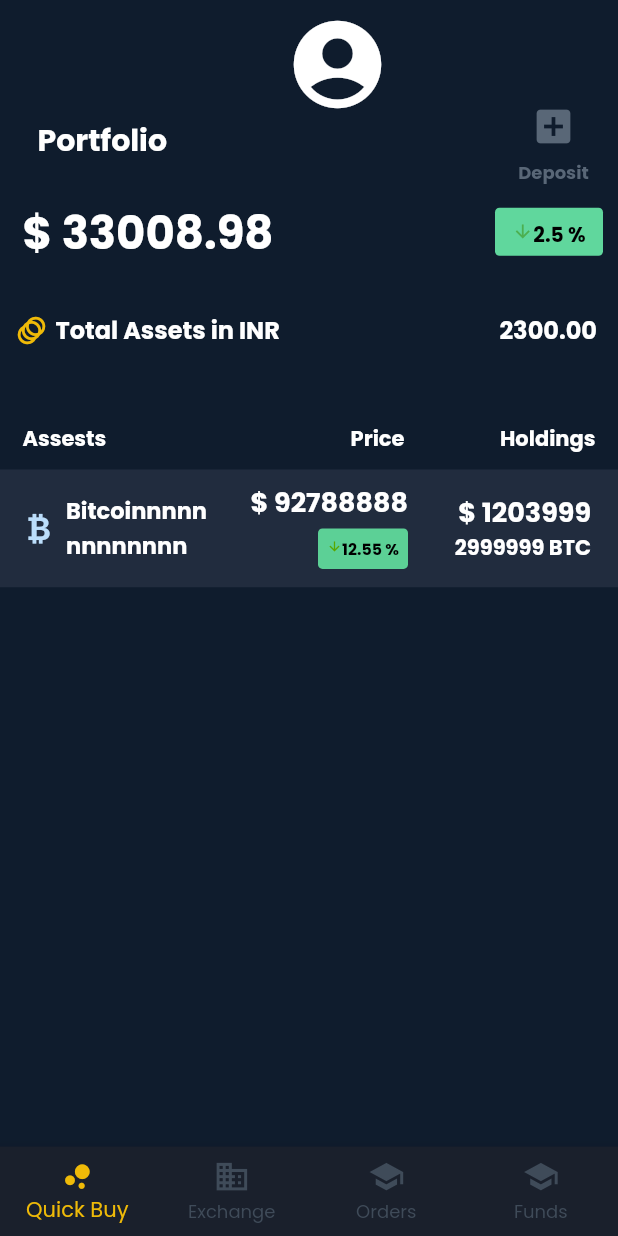
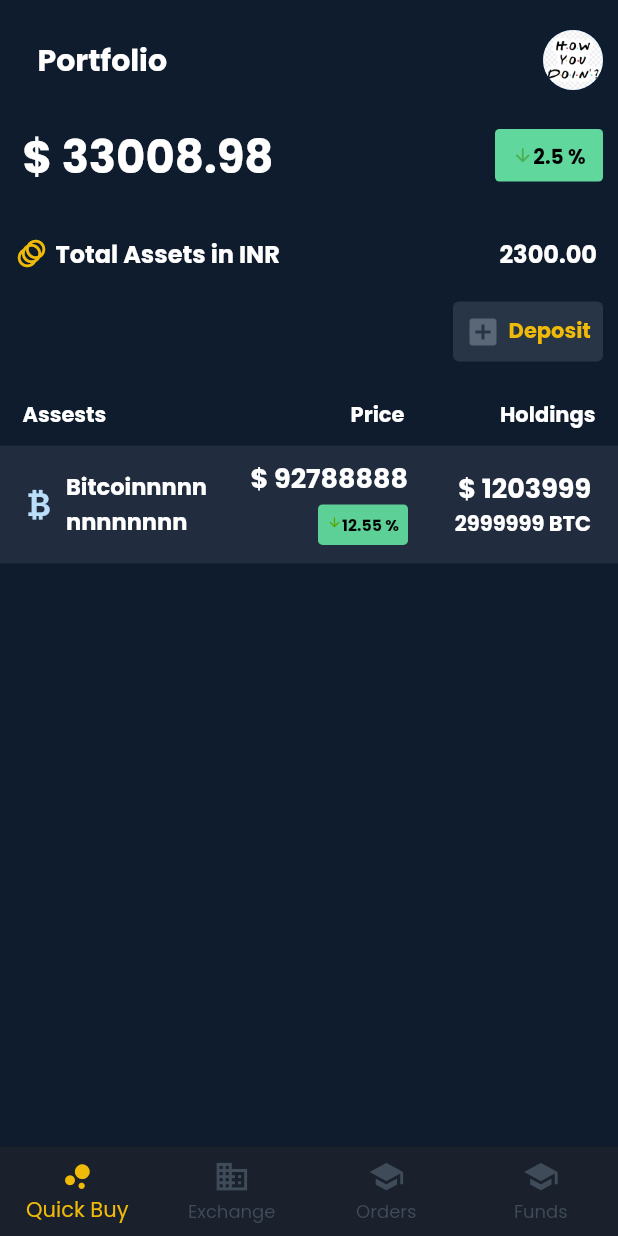
Before and after one commit to Sahil-kachhap/MockTradeX, a Flutter app: the screen it shows once a user with an empty profile is signed in, swiped to page 4, on a phone screen of 412 x 824 dp. Run offline on Flutter 3.47's test engine with Material 2 defaults, Android fonts, the light colour scheme and no system bars; our stand-ins replace bloc, cached_network_image, cloud_firestore, equatable, firebase_auth, firebase_core and 7 more; missing offline and left inert: full_screen_menu; accounts and stored records are empty; network calls fail.

Commit message:
funds ui modifictations

```diff
--- a/lib/Data/Repositories/graph_data.dart
+++ b/lib/Data/Repositories/graph_data.dart
@@ -16,6 +16,7 @@ class _GraphDataState extends State<GraphData> with AutomaticKeepAliveClientMixi
   late WebViewController controller;
  // InAppWebViewController? _webViewController;
   //CookieManager _cookieManager = CookieManager.instance();
+
   late String graphURL="""
    <html>
    <head>
--- a/lib/Presentation/Screens/Funds.dart
+++ b/lib/Presentation/Screens/Funds.dart
@@ -21,12 +21,6 @@ class _FundsState extends State<Funds> {
         backgroundColor: kbackgroundColor,
         body: Column(
           children: [
-            Center(
-              child: IconButton(onPressed:()  {
-
-                Navigator.push(context, MaterialPageRoute(builder: (context) => Profile()));
-              }, icon: const Icon(Icons.account_circle_rounded,size: 70,color: Colors.white,),),
-            ),
             SizedBox(
               height: 10,
             ),
@@ -34,7 +28,9 @@ class _FundsState extends State<Funds> {
               mainAxisAlignment: MainAxisAlignment.spaceBetween,
               children: [
                 Container(
-                  padding: const EdgeInsets.only(left: 25, top: 5),
+                  padding: const EdgeInsets.only(
+                    left: 25,
+                  ),
                   child: Text(
                     'Portfolio',
                     style: kTickerTextStyle.copyWith(
@@ -42,36 +38,23 @@ class _FundsState extends State<Funds> {
                     ),
                   ),
                 ),
-                Container(
-                  padding: const EdgeInsets.only(right: 19),
-                  child: Column(
-                    children: [
-                      IconButton(
-                        onPressed: () {
-                          Navigator.push(
-                              context,
-                              MaterialPageRoute(
-                                  builder: (context) => Deposit_Screen()));
-                        },
-                        icon: Icon(
-                          Icons.add_box,
-                          color: Color(0xFF596777),
-                        ),
-                        padding: EdgeInsets.only(top: 5),
-                        iconSize: 30,
-                      ),
-                      Text(
-                        'Deposit',
-                        style: kTickerTextStyle.copyWith(
-                            fontSize: 12, color: Color(0xFF596777)),
-                      ),
-                    ],
+                GestureDetector(
+                  onTap: () {
+                    Navigator.push(context,
+                        MaterialPageRoute(builder: (context) => Profile()));
+                  },
+                  child: Padding(
+                    padding: const EdgeInsets.all(10.0),
+                    child: CircleAvatar(
+                      radius: 20,
+                      backgroundImage: ExactAssetImage('assets/friends.png'),
+                    ),
                   ),
                 ),
               ],
             ),
             SizedBox(
-              height: 7,
+              height: 10,
             ),
             Container(
               padding: EdgeInsets.only(right: 10),
@@ -89,7 +72,7 @@ class _FundsState extends State<Funds> {
                   ),
                   Container(
                     width: 72.0,
-                    height: 32,
+                    height: 35,
                     decoration: BoxDecoration(
                       color: Color(0xFF60D79D),
                       borderRadius: BorderRadius.all(Radius.circular(3)),
@@ -150,9 +133,51 @@ class _FundsState extends State<Funds> {
                 ),
               ],
             ),
-
             SizedBox(
-              height: 50,
+              height: 20,
+            ),
+            Row(
+              mainAxisAlignment: MainAxisAlignment.end,
+              children: [
+                Padding(
+                  padding: const EdgeInsets.symmetric(horizontal: 10.0),
+                  child: Container(
+                    height: 40,
+                    width: 100,
+                    decoration: const BoxDecoration(
+                      color: Color(0xFF283547),
+                      borderRadius: BorderRadius.all(Radius.circular(4)),
+                    ),
+                    child: GestureDetector(
+                      onTap: () {
+                        Navigator.push(
+                            context,
+                            MaterialPageRoute(
+                                builder: (context) => Deposit_Screen()));
+                      },
+                      child: Row(
+                        mainAxisAlignment: MainAxisAlignment.center,
+                        crossAxisAlignment: CrossAxisAlignment.center,
+                        children: [
+                          Icon(
+                            Icons.add_box,
+                            color: Color(0xFF596777),
+                          ),
+                          SizedBox(width: 5,),
+                          Text(
+                            'Deposit',
+                            style: kTickerTextStyle.copyWith(
+                                fontSize: 14, color:  Color(0xffefba08)),
+                          ),
+                        ],
+                      ),
+                    ),
+                  ),
+                ),
+              ],
+            ),
+            SizedBox(
+              height: 25,
             ),
             //  color: Color(0xff191D28),
             Container(
@@ -246,7 +271,8 @@ class _FundsState extends State<Funds> {
                                 maxLines: 1,
                               ),
                               Padding(
-                                padding: const EdgeInsets.symmetric(vertical: 4.0),
+                                padding:
+                                    const EdgeInsets.symmetric(vertical: 4.0),
                                 child: Container(
                                   decoration: const BoxDecoration(
                                     color: Color(0xFF5CD096),
@@ -256,15 +282,14 @@ class _FundsState extends State<Funds> {
                                   ),
                                   width: 60.0,
                                   height: 27,
-
                                   child: Center(
                                     child: Row(
-                                      mainAxisAlignment: MainAxisAlignment.center,
-                                      crossAxisAlignment: CrossAxisAlignment.baseline,
+                                      mainAxisAlignment:
+                                          MainAxisAlignment.center,
+                                      crossAxisAlignment:
+                                          CrossAxisAlignment.baseline,
                                       textBaseline: TextBaseline.ideographic,
-                                      verticalDirection: VerticalDirection.down ,
-
-
+                                      verticalDirection: VerticalDirection.down,
                                       children: [
                                         Icon(
                                           Icons.arrow_downward_outlined,
@@ -292,14 +317,16 @@ class _FundsState extends State<Funds> {
                         Expanded(
                           flex: 6,
                           child: Padding(
-                            padding: const EdgeInsets.symmetric(horizontal: 10.0),
+                            padding:
+                                const EdgeInsets.symmetric(horizontal: 10.0),
                             child: Column(
                               crossAxisAlignment: CrossAxisAlignment.end,
                               mainAxisAlignment: MainAxisAlignment.center,
                               children: [
                                 Text(
                                   '\$ 1203999',
-                                  style: kTickerTextStyle.copyWith(fontSize: 18),
+                                  style:
+                                      kTickerTextStyle.copyWith(fontSize: 18),
                                 ),
                                 Text(
                                   '2999999 BTC',
--- a/lib/Presentation/Screens/sign_in.dart
+++ b/lib/Presentation/Screens/sign_in.dart
@@ -146,7 +146,7 @@ class _SignInState extends State<SignIn> {
                                 shape: MaterialStateProperty.all<
                                         RoundedRectangleBorder>(
                                     RoundedRectangleBorder(
-                                  borderRadius: BorderRadius.circular(18.0),
+                                  borderRadius: BorderRadius.circular(100.0),
                                 ))),
                             onPressed: () {
                               BlocProvider.of<AuthBloc>(context)
@@ -176,7 +176,7 @@ class _SignInState extends State<SignIn> {
                                 shape: MaterialStateProperty.all<
                                         RoundedRectangleBorder>(
                                     RoundedRectangleBorder(
-                                  borderRadius: BorderRadius.circular(18.0),
+                                  borderRadius: BorderRadius.circular(100.0),
                                 ))),
                             onPressed: () {
                               BlocProvider.of<AuthBloc>(context)
--- a/lib/Presentation/Widgets/crypto_tile.dart
+++ b/lib/Presentation/Widgets/crypto_tile.dart
@@ -76,7 +76,7 @@ class CryptoTile extends StatelessWidget {
                   mainAxisAlignment: MainAxisAlignment.start,
                   children: [
                     Padding(
-                      padding: const EdgeInsets.fromLTRB(14, 0, 14, 0),
+                      padding: const EdgeInsets.fromLTRB(15, 0, 15, 0),
                       child: CircleAvatar(
                         radius: 20.0,
                         backgroundColor: Colors.black,
```
Also changed, not shown: pubspec.lock.
